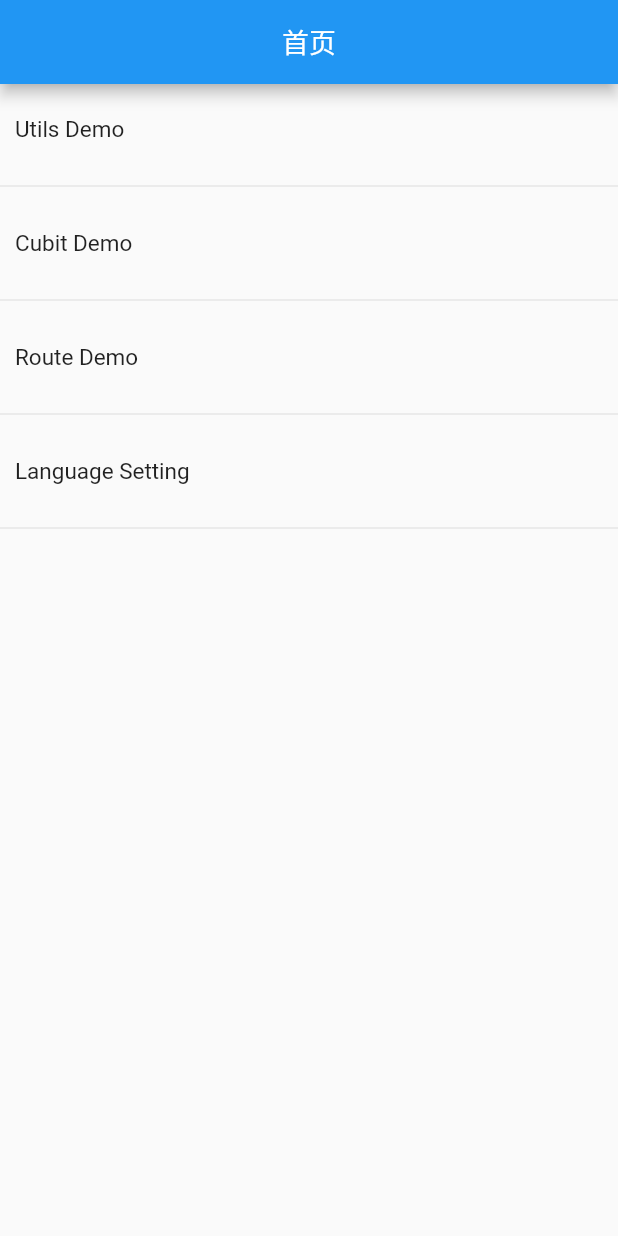
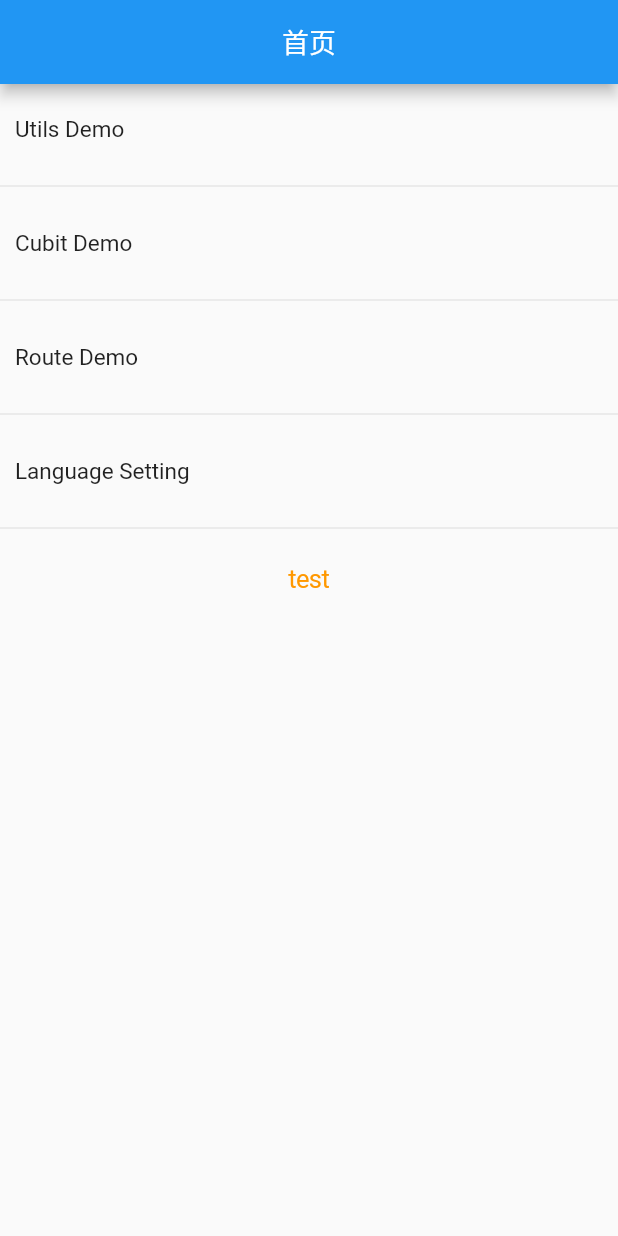
Before and after one commit to SPOTEC-LTD/template-app, a Flutter app: the screen it shows after launch, on a phone screen of 412 x 824 dp. Run offline on Flutter 3.47's test engine with Material 2 defaults, Android fonts, the phone set to English and light mode, and no system bars; our stand-ins replace bloc, dio, event_bus, fluro, flutter_bloc, flutter_easyloading and 7 more; missing offline and left inert: expand_tap_area, flutter_inappwebview.

Commit message:
添加basebutton类

```diff
--- /dev/null
+++ b/lib/basic/views/base/base_button.dart
@@ -0,0 +1,70 @@
+// Author: Dean.Liu
+// DateTime: 2021/08/24 18:20
+
+import 'package:flutter/cupertino.dart';
+import 'package:flutter/material.dart';
+
+class BaseButton extends StatelessWidget {
+  const BaseButton({
+    Key? key,
+    this.child,
+    this.text,
+    this.size,
+    this.color,
+    this.disabledColor = CupertinoColors.quaternarySystemFill,
+    this.borderRadius = const BorderRadius.all(Radius.circular(8.0)),
+    this.onPressed,
+    this.textColor = Colors.white,
+    this.disableTextColor = CupertinoColors.placeholderText,
+  }) : super(key: key);
+
+  final Widget? child;
+  final String? text;
+  final Size? size;
+  final Color? color;
+
+  final Color disabledColor;
+  final Color textColor;
+  final Color disableTextColor;
+
+  final VoidCallback? onPressed;
+
+  final BorderRadius? borderRadius;
+
+  Widget _buildChild() {
+    if (child != null) {
+      return child!;
+    }
+    if (text != null) {
+      return Text(
+        text!,
+        style: TextStyle(
+          color: onPressed == null ? disabledColor : textColor,
+        ),
+      );
+    }
+    return const SizedBox.shrink();
+  }
+
+  @override
+  Widget build(BuildContext context) {
+    final child = _buildChild();
+
+    final button = CupertinoButton(
+      child: child,
+      color: color,
+      disabledColor: disabledColor,
+      borderRadius: borderRadius,
+      onPressed: onPressed,
+    );
+    if (size == null) {
+      return button;
+    } else {
+      return SizedBox(
+        width: size!.width,
+        height: size!.height,
+        child: button,
+      );
+    }
+  }
+}
--- a/lib/business/home_page.dart
+++ b/lib/business/home_page.dart
@@ -5,6 +5,7 @@ import 'package:flutter/material.dart';
 import '../basic/basic_instances.dart';
 import '../basic/router/f_router.dart';
 import '../basic/views/base/base_app_bar.dart';
+import '../basic/views/base/base_button.dart';
 import '../common/views/title_action_item.dart';
 import '../generated/l10n.dart';
 import 'cubit_demo/views/cubit_demo_page.dart';
@@ -50,6 +51,14 @@ class _HomePageState extends State<HomePage> {
             title: 'Language Setting',
             onTap: () => _pushLanguageSettingPage(context),
           ),
+          BaseButton(
+            // color: Colors.red,
+            child: const Text(
+              'test',
+              style: TextStyle(color: Colors.orange),
+            ),
+            onPressed: () {},
+          )
         ],
       ),
     );
```
